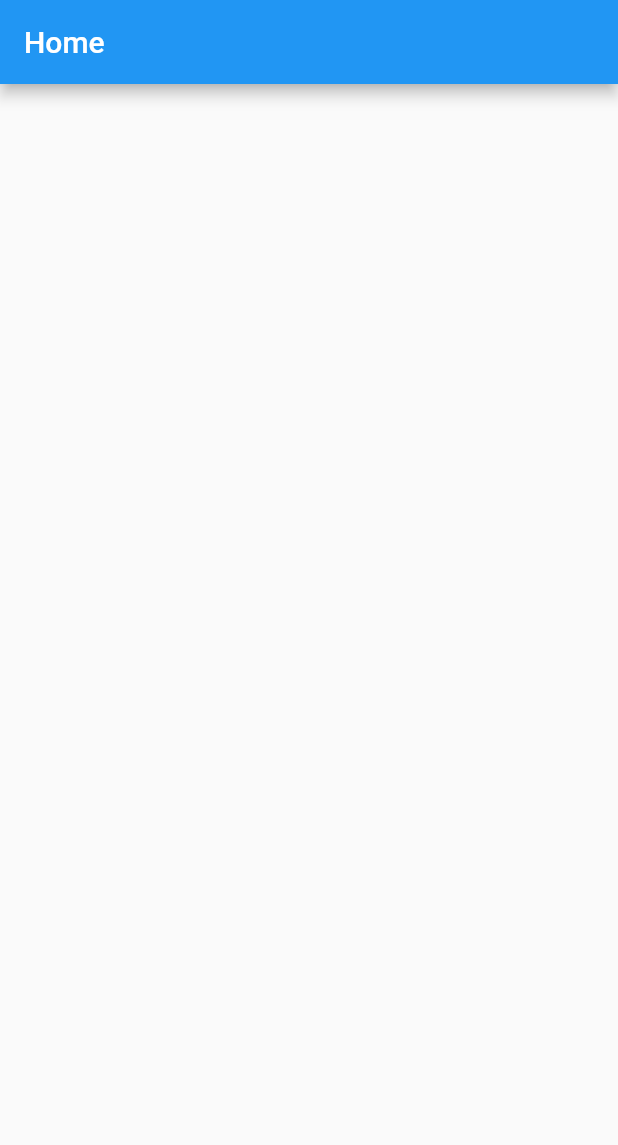
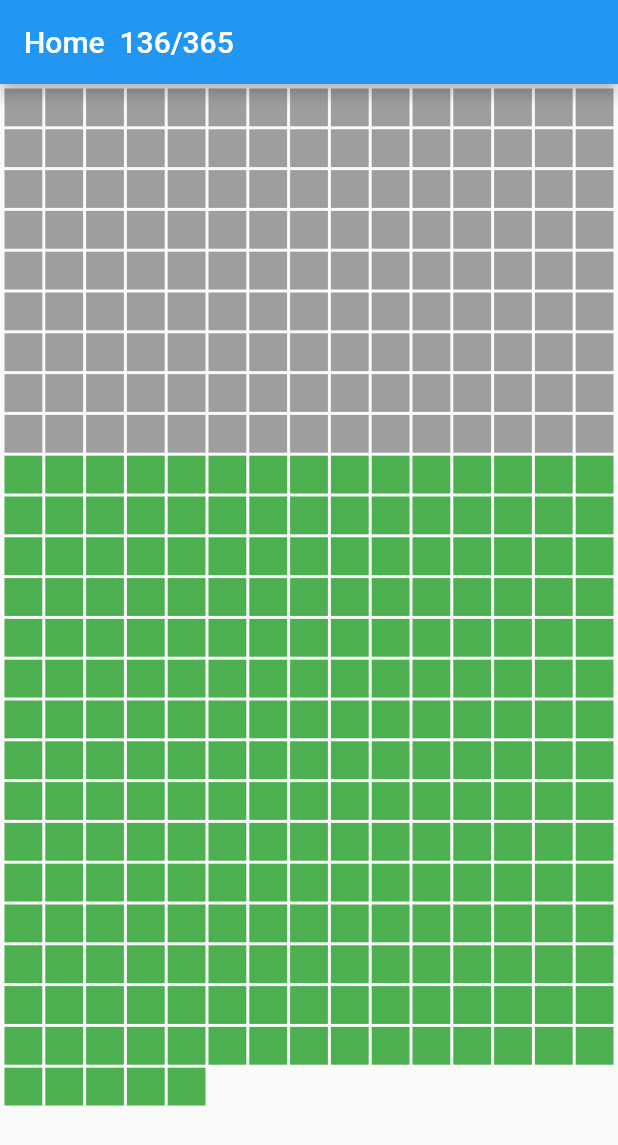
Before and after one commit to CoderBuck/track, a Flutter app: the screen it shows after launch, on a phone screen of 412 x 824 dp. Shown: the top 1145 px of the screen. Run offline on Flutter 3.47's test engine with Material 2 defaults, Android fonts, the phone set to English and light mode, and no system bars; our stand-ins replace get.

Commit message:
days show

```diff
--- a/lib/page/home/home_page.dart
+++ b/lib/page/home/home_page.dart
@@ -1,17 +1,32 @@
 import 'package:flutter/material.dart';
-import 'package:flutter/src/widgets/framework.dart';
 import 'package:get/get.dart';
 import 'package:track/page/home/home_model.dart';
+import 'package:track/util/date_time_util.dart';
 
 class HomePage extends GetWidget<HomeModel> {
   @override
   Widget build(BuildContext context) {
+    var daysInYear = DateTimeUtil.daysInYear();
+    var daysOneYear = DateTimeUtil.daysOneYear();
     return Scaffold(
       appBar: AppBar(
-        title: Text('Home'),
+        title: Text('Home  $daysInYear/$daysOneYear'),
+      ),
+      body: GridView.builder(
+        itemCount: DateTimeUtil.daysOneYear(),
+        padding: const EdgeInsets.all(2),
+        gridDelegate: SliverGridDelegateWithFixedCrossAxisCount(
+          crossAxisCount: 15,
+        ),
+        itemBuilder: (context, index) {
+          return Padding(
+            padding: const EdgeInsets.all(1.0),
+            child: Container(
+              color: index+1 < daysInYear ? Colors.grey : Colors.green,
+            ),
+          );
+        },
       ),
     );
   }
-
-
 }
--- /dev/null
+++ b/lib/util/date_time_util.dart
@@ -0,0 +1,17 @@
+class DateTimeUtil {
+
+  static int daysOneYear() {
+    var year = DateTime.now().year;
+    return DateTime.utc(year+1).difference(DateTime.utc(year)).inDays;
+  }
+
+  static int daysInYear() {
+    var dateTime = DateTime.now();
+    var year = dateTime.year;
+    var month = dateTime.month;
+    var day = dateTime.day;
+    return DateTime.utc(year, month, day).difference(DateTime.utc(year)).inDays + 1;
+  }
+
+
+}
```
